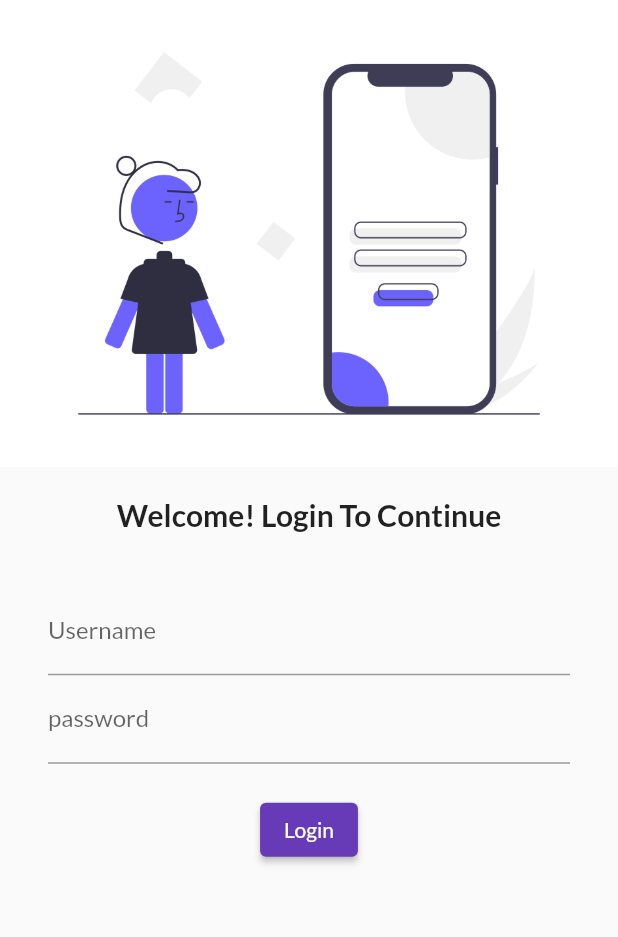
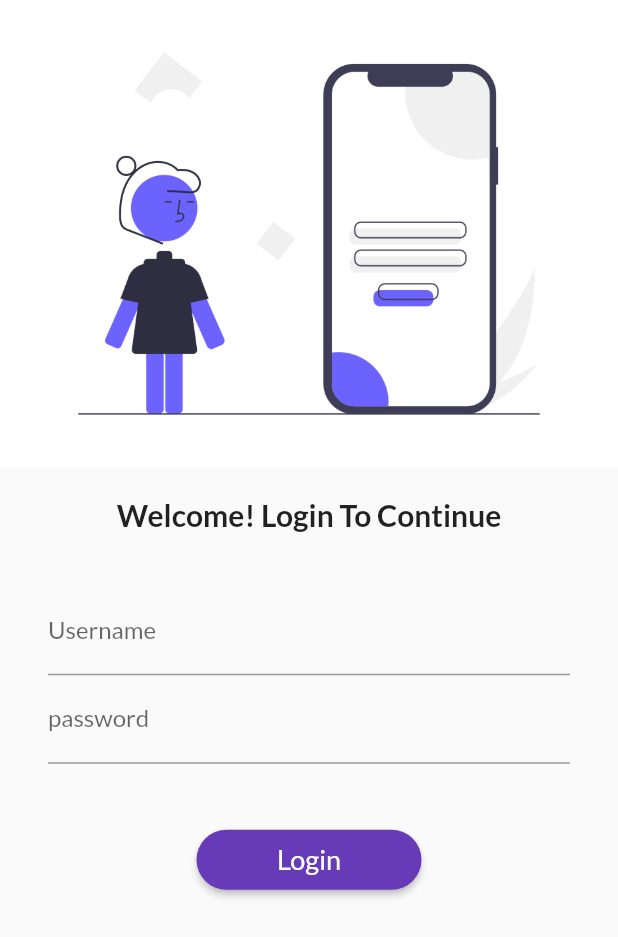
Before and after one commit to Noman050/Catalogue_App, a Flutter app: the screen it shows after launch, on a phone screen of 412 x 824 dp. Shown: the top 937 px of the screen. Run offline on Flutter 3.47's test engine with Material 2 defaults, Android fonts, the phone set to English and light mode, and no system bars; our stand-ins replace google_fonts.

Commit message:
Day5 Completed

```diff
--- a/lib/main.dart
+++ b/lib/main.dart
@@ -2,6 +2,7 @@ import 'package:catalogue/screens/login_screen.dart';
 import "package:flutter/material.dart";
 import 'screens/HomePage.dart';
 import 'package:google_fonts/google_fonts.dart';
+import "utils/routes.dart";
 
 void main() {
   runApp(const MyApp());
@@ -26,8 +27,8 @@ class MyApp extends StatelessWidget {
       initialRoute: "/",
       routes: {
         "/": (context) => const LoginScreen(),
-        "/home": (context) => const HomePage(),
-        "/login": (context) => const LoginScreen(),
+        MyRoutes.homeRoute: (context) => const HomePage(),
+        MyRoutes.loginRoute: (context) => const LoginScreen(),
       },
     );
   }
--- a/lib/screens/login_screen.dart
+++ b/lib/screens/login_screen.dart
@@ -1,4 +1,5 @@
 import 'package:flutter/material.dart';
+import 'package:catalogue/utils/routes.dart';
 
 class LoginScreen extends StatelessWidget {
   const LoginScreen({super.key});
@@ -6,6 +7,7 @@ class LoginScreen extends StatelessWidget {
   @override
   Widget build(BuildContext context) {
     return Material(
+      child: SingleChildScrollView(
         child: Column(
           children: [
             Image.asset(
@@ -46,19 +48,28 @@ class LoginScreen extends StatelessWidget {
                     ),
                   ),
                   const SizedBox(
-                  height: 20,
+                    height: 40,
                   ),
                   ElevatedButton(
+                    style: ElevatedButton.styleFrom(
+                      shape: const StadiumBorder(),
+                      minimumSize: const Size(150, 40),
+                    ),
                     onPressed: () {
-                    print("Button is Clicked");
+                      Navigator.of(context)
+                          .pushReplacementNamed(MyRoutes.homeRoute);
                     },
-                  child: const Text("Login"),
+                    child: const Text(
+                      "Login",
+                      style: TextStyle(fontSize: 18),
+                    ),
                   ),
                 ],
               ),
             ),
           ],
         ),
+      ),
     );
   }
 }
--- /dev/null
+++ b/lib/utils/routes.dart
@@ -0,0 +1,4 @@
+class MyRoutes {
+  static String loginRoute = "/login";
+  static String homeRoute = "/home";
+}
```
Also changed, not shown: lib/screens/HomePage.dart (+10 -1 lines). Lines whose indentation alone changed are shown as unchanged.
